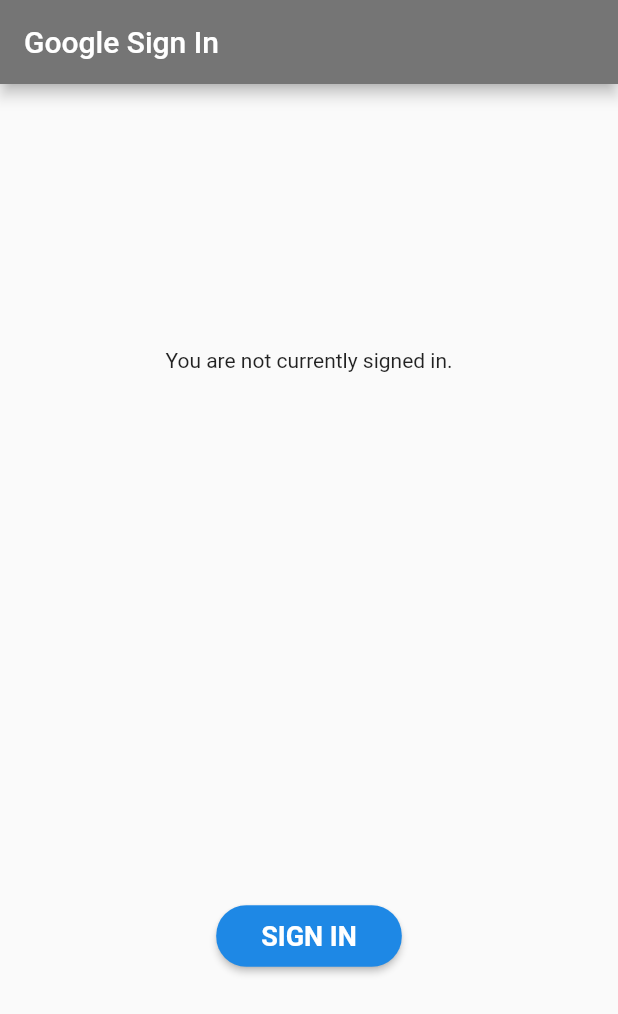
After one commit to faical-allou/coalam_app, a Flutter app: the SignInDemo screen opened directly, after a tap on "SIGN IN", on a phone screen of 412 x 824 dp. The commit adds this screen. Shown: the top 1014 px of the screen. Run offline on Flutter 3.47's test engine with Material 2 defaults, Android fonts, the phone set to English and light mode, and no system bars; our stand-ins replace carousel_slider, file_picker, firebase_auth, flutter_datetime_picker, google_sign_in, image_picker and 1 more; missing offline and left inert: firebase_auth_web, firebase_core_web, google_sign_in_web, image_picker_for_web; accounts and stored records are empty; network calls fail.

Commit message:
google sign on android working

```diff
--- a/lib/generated_plugin_registrant.dart
+++ b/lib/generated_plugin_registrant.dart
@@ -5,6 +5,9 @@
 // ignore_for_file: lines_longer_than_80_chars
 
 import 'package:file_picker/src/file_picker_web.dart';
+import 'package:firebase_auth_web/firebase_auth_web.dart';
+import 'package:firebase_core_web/firebase_core_web.dart';
+import 'package:google_sign_in_web/google_sign_in_web.dart';
 import 'package:image_picker_for_web/image_picker_for_web.dart';
 import 'package:url_launcher_web/url_launcher_web.dart';
 
@@ -13,6 +16,9 @@
 // ignore: public_member_api_docs
 void registerPlugins(Registrar registrar) {
   FilePickerWeb.registerWith(registrar);
+  FirebaseAuthWeb.registerWith(registrar);
+  FirebaseCoreWeb.registerWith(registrar);
+  GoogleSignInPlugin.registerWith(registrar);
   ImagePickerPlugin.registerWith(registrar);
   UrlLauncherPlugin.registerWith(registrar);
   registrar.registerMessageHandler();
--- /dev/null
+++ b/lib/screens/SigninDemo.dart
@@ -0,0 +1,161 @@
+// Copyright 2013 The Flutter Authors. All rights reserved.
+// Use of this source code is governed by a BSD-style license that can be
+// found in the LICENSE file.
+
+// ignore_for_file: public_member_api_docs
+
+import 'dart:async';
+import 'dart:convert' show json;
+
+import "package:http/http.dart" as http;
+import 'package:flutter/material.dart';
+import 'package:google_sign_in/google_sign_in.dart';
+
+GoogleSignIn _googleSignIn = GoogleSignIn(
+  // Optional clientId
+  // clientId: '479882132969-9i9aqik3jfjd7qhci1nqf0bm2g71rm1u.apps.googleusercontent.com',
+  scopes: <String>[
+    'email',
+    'https://www.googleapis.com/auth/contacts.readonly',
+  ],
+);
+
+void main() {
+  runApp(
+    MaterialApp(
+      title: 'Google Sign In',
+      home: SignInDemo(),
+    ),
+  );
+}
+
+class SignInDemo extends StatefulWidget {
+  @override
+  State createState() => SignInDemoState();
+}
+
+class SignInDemoState extends State<SignInDemo> {
+  GoogleSignInAccount? _currentUser;
+  String _contactText = '';
+
+  @override
+  void initState() {
+    super.initState();
+    _googleSignIn.onCurrentUserChanged.listen((GoogleSignInAccount? account) {
+      setState(() {
+        _currentUser = account;
+      });
+      if (_currentUser != null) {
+        _handleGetContact(_currentUser!);
+      }
+    });
+    _googleSignIn.signInSilently();
+  }
+
+  Future<void> _handleGetContact(GoogleSignInAccount user) async {
+    setState(() {
+      _contactText = "Loading contact info...";
+    });
+    final http.Response response = await http.get(
+      Uri.parse('https://people.googleapis.com/v1/people/me/connections'
+          '?requestMask.includeField=person.names'),
+      headers: await user.authHeaders,
+    );
+    if (response.statusCode != 200) {
+      setState(() {
+        _contactText = "People API gave a ${response.statusCode} "
+            "response. Check logs for details.";
+      });
+      print('People API ${response.statusCode} response: ${response.body}');
+      return;
+    }
+    final Map<String, dynamic> data = json.decode(response.body);
+    final String? namedContact = _pickFirstNamedContact(data);
+    setState(() {
+      if (namedContact != null) {
+        _contactText = "I see you know $namedContact!";
+      } else {
+        _contactText = "No contacts to display.";
+      }
+    });
+  }
+
+  String? _pickFirstNamedContact(Map<String, dynamic> data) {
+    final List<dynamic>? connections = data['connections'];
+    final Map<String, dynamic>? contact = connections?.firstWhere(
+          (dynamic contact) => contact['names'] != null,
+      orElse: () => null,
+    );
+    if (contact != null) {
+      final Map<String, dynamic>? name = contact['names'].firstWhere(
+            (dynamic name) => name['displayName'] != null,
+        orElse: () => null,
+      );
+      if (name != null) {
+        return name['displayName'];
+      }
+    }
+    return null;
+  }
+
+  Future<void> _handleSignIn() async {
+    try {
+      await _googleSignIn.signIn();
+    } catch (error) {
+      print(error);
+    }
+  }
+
+  Future<void> _handleSignOut() => _googleSignIn.disconnect();
+
+  Widget _buildBody() {
+    GoogleSignInAccount? user = _currentUser;
+    if (user != null) {
+      return Column(
+        mainAxisAlignment: MainAxisAlignment.spaceAround,
+        children: <Widget>[
+          ListTile(
+            leading: GoogleUserCircleAvatar(
+              identity: user,
+            ),
+            title: Text(user.displayName ?? ''),
+            subtitle: Text(user.email),
+          ),
+          const Text("Signed in successfully."),
+          Text(_contactText),
+          ElevatedButton(
+            child: const Text('SIGN OUT'),
+            onPressed: _handleSignOut,
+          ),
+          ElevatedButton(
+            child: const Text('REFRESH'),
+            onPressed: () => _handleGetContact(user),
+          ),
+        ],
+      );
+    } else {
+      return Column(
+        mainAxisAlignment: MainAxisAlignment.spaceAround,
+        children: <Widget>[
+          const Text("You are not currently signed in."),
+          ElevatedButton(
+            child: const Text('SIGN IN'),
+            onPressed: _handleSignIn,
+          ),
+        ],
+      );
+    }
+  }
+
+  @override
+  Widget build(BuildContext context) {
+    return Scaffold(
+        appBar: AppBar(
+          title: const Text('Google Sign In'),
+        ),
+        body: ConstrainedBox(
+          constraints: const BoxConstraints.expand(),
+          child: _buildBody(),
+        ));
+  }
+}
--- a/pubspec.yaml
+++ b/pubspec.yaml
@@ -38,6 +38,8 @@
   file_picker: 3.0.2
   http_parser: 4.0.0
   flutter_uploader: 1.2.1
+  google_sign_in: 5.0.4
+  firebase_auth: 1.4.1
   flutter_datetime_picker:
     git:
       url: https://github.com/AlexHartford/flutter_datetime_picker.git
```
Also changed, not shown: lib/main.dart (+9 -2 lines), lib/screens/AccountEditScreen.dart (+8 -3 lines), lib/screens/HomeScreen.dart (+83 -14 lines), pubspec.lock, 3 other files.
